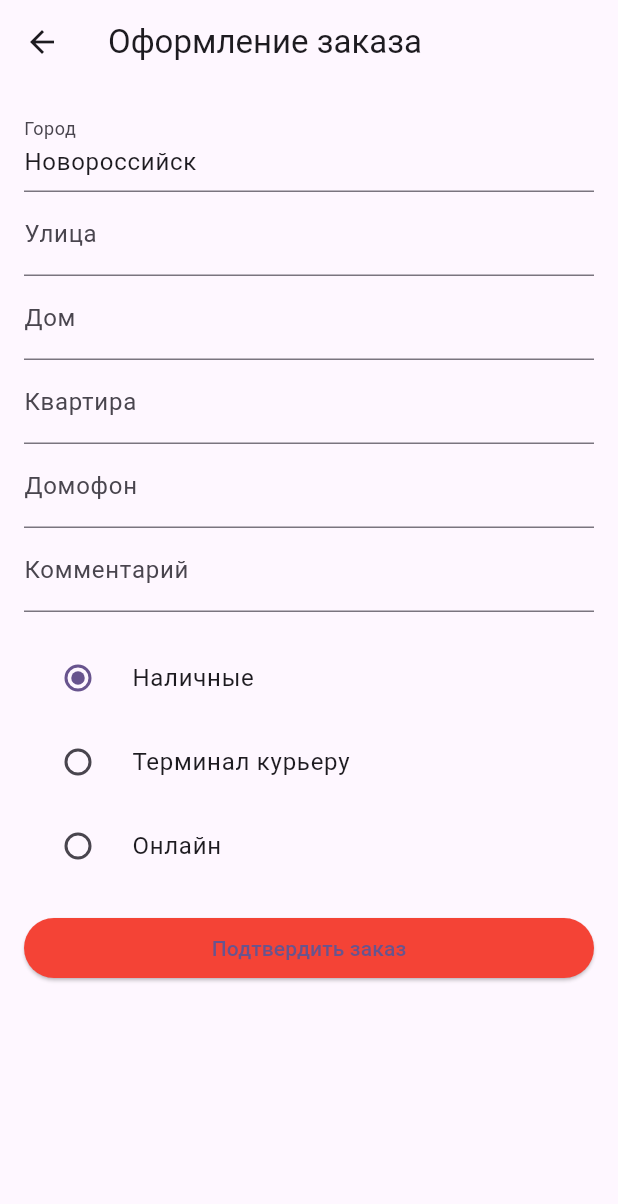
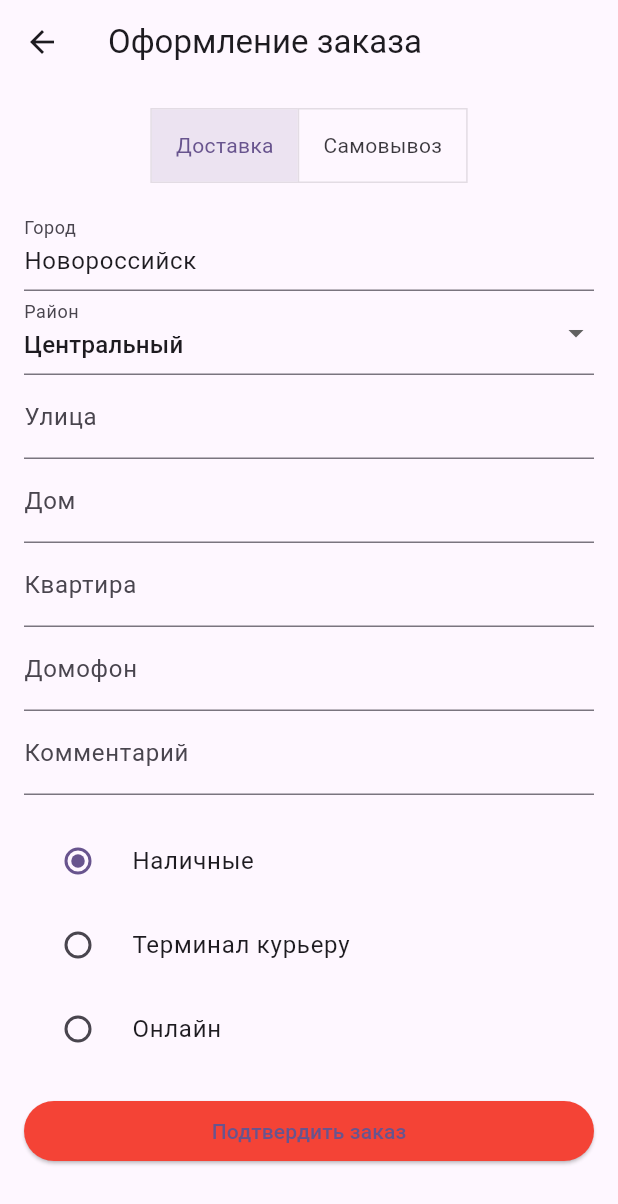
Before and after one commit to pangedza/pangedza_delivery, a Flutter app: the CheckoutScreen screen opened directly, on a phone screen of 412 x 824 dp. Shown: the top 1204 px of the screen. Run offline on Flutter 3.47's test engine with Material 3 defaults, Android fonts, the phone set to English and light mode, and no system bars.

Commit message:
Add pickup option and district field

```diff
--- a/lib/models/order.dart
+++ b/lib/models/order.dart
@@ -5,6 +5,7 @@ class Order {
   final List<CartItem> items;
   final int total;
   final String city;
+  final String district;
   final String street;
   final String house;
   final String flat;
@@ -12,12 +13,14 @@ class Order {
   final String comment;
   final String payment;
   final bool leaveAtDoor;
+  final bool pickup;
 
   Order({
     required this.date,
     required this.items,
     required this.total,
     required this.city,
+    required this.district,
     required this.street,
     required this.house,
     required this.flat,
@@ -25,5 +28,6 @@ class Order {
     required this.comment,
     required this.payment,
     required this.leaveAtDoor,
+    required this.pickup,
   });
 }
--- a/lib/screens/checkout_screen.dart
+++ b/lib/screens/checkout_screen.dart
@@ -13,6 +13,7 @@ class CheckoutScreen extends StatefulWidget {
 }
 
 enum PaymentMethod { cash, terminal, online }
+enum CheckoutMode { delivery, pickup }
 
 class _CheckoutScreenState extends State<CheckoutScreen> {
   final cart = CartModel.instance;
@@ -27,6 +28,8 @@ class _CheckoutScreenState extends State<CheckoutScreen> {
 
   PaymentMethod _payment = PaymentMethod.cash;
   bool _leaveAtDoor = false;
+  CheckoutMode _mode = CheckoutMode.delivery;
+  String _district = 'Центральный';
 
   @override
   void dispose() {
@@ -40,6 +43,7 @@ class _CheckoutScreenState extends State<CheckoutScreen> {
   }
 
   void _confirm() {
+    final bool pickup = _mode == CheckoutMode.pickup;
     final order = Order(
       date: DateTime.now(),
       items: cart.items
@@ -50,14 +54,16 @@ class _CheckoutScreenState extends State<CheckoutScreen> {
               ))
           .toList(),
       total: cart.total,
-      city: cityCtrl.text,
-      street: streetCtrl.text,
-      house: houseCtrl.text,
-      flat: flatCtrl.text,
-      intercom: intercomCtrl.text,
+      city: pickup ? 'Новороссийск' : cityCtrl.text,
+      district: pickup ? '' : _district,
+      street: pickup ? 'Коммунистическая' : streetCtrl.text,
+      house: pickup ? '51' : houseCtrl.text,
+      flat: pickup ? '' : flatCtrl.text,
+      intercom: pickup ? '' : intercomCtrl.text,
       comment: commentCtrl.text,
       payment: _payment.name,
       leaveAtDoor: _payment == PaymentMethod.online && _leaveAtDoor,
+      pickup: pickup,
     );
     history.addOrder(order);
     cart.clear();
@@ -86,25 +92,78 @@ class _CheckoutScreenState extends State<CheckoutScreen> {
         padding: const EdgeInsets.all(16),
         child: Column(
           children: [
+            ToggleButtons(
+              isSelected: [
+                _mode == CheckoutMode.delivery,
+                _mode == CheckoutMode.pickup
+              ],
+              onPressed: (index) => setState(() =>
+                  _mode = index == 0 ? CheckoutMode.delivery : CheckoutMode.pickup),
+              children: const [
+                Padding(
+                  padding: EdgeInsets.symmetric(horizontal: 16),
+                  child: Text('Доставка'),
+                ),
+                Padding(
+                  padding: EdgeInsets.symmetric(horizontal: 16),
+                  child: Text('Самовывоз'),
+                ),
+              ],
+            ),
+            const SizedBox(height: 16),
+            AnimatedSwitcher(
+              duration: const Duration(milliseconds: 300),
+              child: _mode == CheckoutMode.pickup
+                  ? const Text(
+                      'г. Новороссийск, ул. Коммунистическая, д. 51',
+                      key: ValueKey('pickup'),
+                    )
+                  : Column(
+                      key: const ValueKey('delivery'),
+                      children: [
                         TextField(
                           controller: cityCtrl,
-              decoration: const InputDecoration(labelText: 'Город'),
+                          decoration:
+                              const InputDecoration(labelText: 'Город'),
+                        ),
+                        DropdownButtonFormField<String>(
+                          value: _district,
+                          decoration:
+                              const InputDecoration(labelText: 'Район'),
+                          items: const [
+                            DropdownMenuItem(
+                                value: 'Центральный', child: Text('Центральный')),
+                            DropdownMenuItem(value: 'Южный', child: Text('Южный')),
+                            DropdownMenuItem(
+                                value: 'Восточный', child: Text('Восточный')),
+                            DropdownMenuItem(
+                                value: 'Приморский', child: Text('Приморский')),
+                          ],
+                          onChanged: (val) =>
+                              setState(() => _district = val ?? _district),
                         ),
                         TextField(
                           controller: streetCtrl,
-              decoration: const InputDecoration(labelText: 'Улица'),
+                          decoration:
+                              const InputDecoration(labelText: 'Улица'),
                         ),
                         TextField(
                           controller: houseCtrl,
-              decoration: const InputDecoration(labelText: 'Дом'),
+                          decoration:
+                              const InputDecoration(labelText: 'Дом'),
                         ),
                         TextField(
                           controller: flatCtrl,
-              decoration: const InputDecoration(labelText: 'Квартира'),
+                          decoration:
+                              const InputDecoration(labelText: 'Квартира'),
                         ),
                         TextField(
                           controller: intercomCtrl,
-              decoration: const InputDecoration(labelText: 'Домофон'),
+                          decoration:
+                              const InputDecoration(labelText: 'Домофон'),
+                        ),
+                      ],
+                    ),
             ),
             TextField(
               controller: commentCtrl,
```
Also changed, not shown: lib/screens/order_history_screen.dart (+7 -0 lines). Lines whose indentation alone changed are shown as unchanged.
